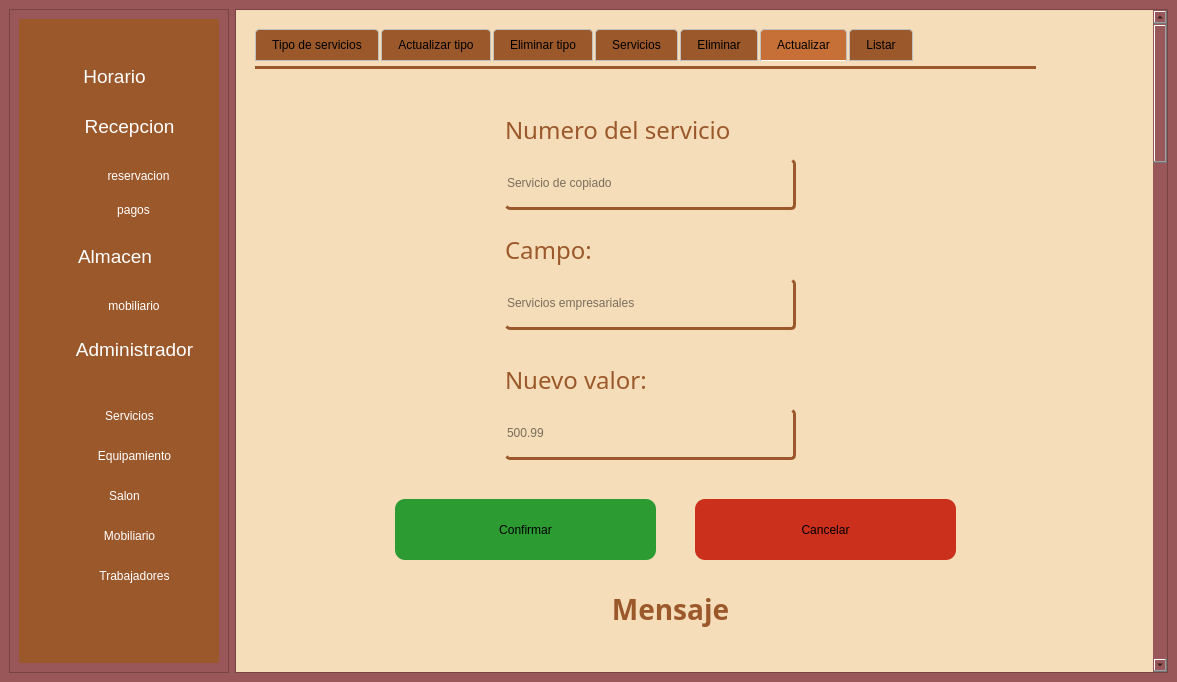
Old version of the form gui/admin_screen.ui in the repository asp-laboratories/BookingRoom_Software.
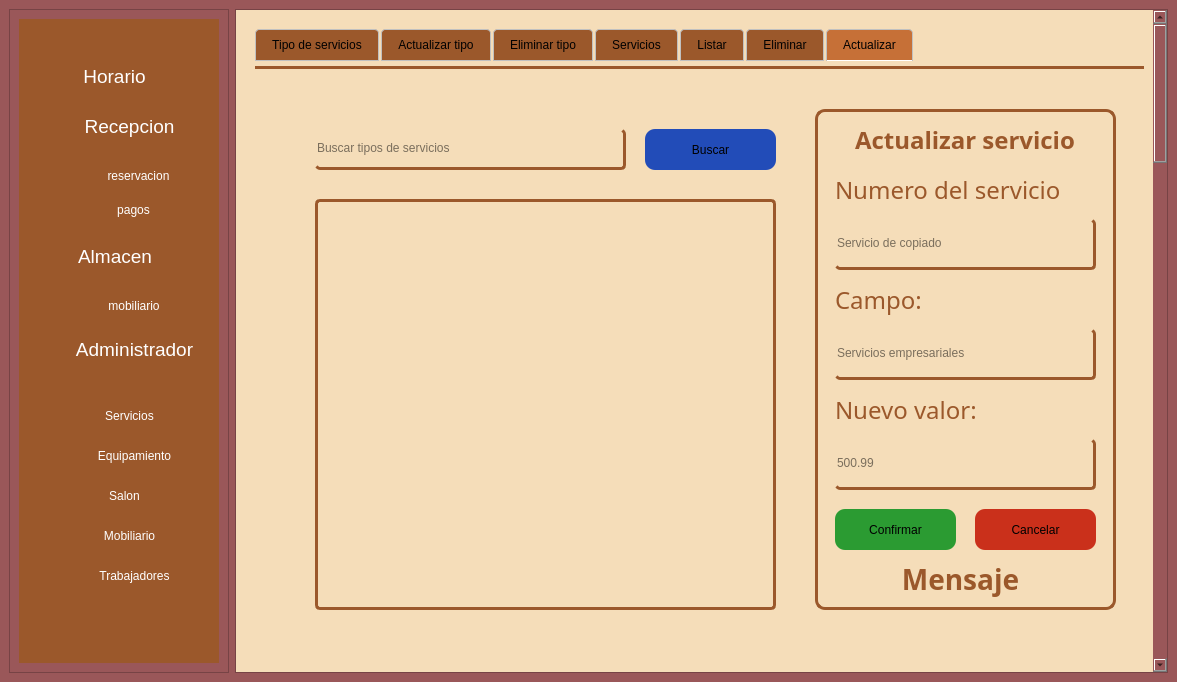
New version of the form. The open tabs and pages were chosen to show the change. Icons and pictures are not drawn.

Commit message: feat(gui): Agregacion de nuevas funcionalidades a la pagina de reservacion y tabs en la mayoria de las paginas

```diff
--- a/gui/admin_screen.ui
+++ b/gui/admin_screen.ui
@@ -679,7 +679,7 @@
              <rect>
               <x>10</x>
               <y>10</y>
-              <width>781</width>
+              <width>911</width>
               <height>661</height>
              </rect>
             </property>
@@ -1089,6 +1089,86 @@
               </property>
              </widget>
             </widget>
+            <widget class="QWidget" name="tab_7">
+             <attribute name="title">
+              <string>Listar</string>
+             </attribute>
+             <widget class="QLineEdit" name="slIngresarBusqueda">
+              <property name="geometry">
+               <rect>
+                <x>60</x>
+                <y>60</y>
+                <width>521</width>
+                <height>41</height>
+               </rect>
+              </property>
+              <property name="styleSheet">
+               <string notr="true">color: rgb(0, 0, 0);
+border-radius: 5px;
+border-bottom: 3px solid rgba(155, 88, 43, 1.0);
+border-right: 3px solid  rgba(155, 88, 43, 1.0);</string>
+              </property>
+              <property name="text">
+               <string/>
+              </property>
+              <property name="placeholderText">
+               <string>Buscar tipos de servicios</string>
+              </property>
+             </widget>
+             <widget class="QPushButton" name="slBuscar">
+              <property name="geometry">
+               <rect>
+                <x>600</x>
+                <y>60</y>
+                <width>161</width>
+                <height>41</height>
+               </rect>
+              </property>
+              <property name="styleSheet">
+               <string notr="true">border-radius: 10px;
+background-color: rgb(38, 96, 255);
+background-color: rgb(34, 76, 184);</string>
+              </property>
+              <property name="text">
+               <string>Buscar</string>
+              </property>
+             </widget>
+             <widget class="QTextEdit" name="sResultadoListar">
+              <property name="enabled">
+               <bool>true</bool>
+              </property>
+              <property name="geometry">
+               <rect>
+                <x>60</x>
+                <y>130</y>
+                <width>701</width>
+                <height>411</height>
+               </rect>
+              </property>
+              <property name="font">
+               <font>
+                <family>Adwaita Sans</family>
+                <pointsize>12</pointsize>
+               </font>
+              </property>
+              <property name="cursor" stdset="0">
+               <cursorShape>IBeamCursor</cursorShape>
+              </property>
+              <property name="styleSheet">
+               <string notr="true">border: unset;
+color: rgb(0, 0, 0);
+border-radius: 5px;
+border: 3px solid rgba(155, 88, 43, 1.0);
+</string>
+              </property>
+              <property name="verticalScrollBarPolicy">
+               <enum>Qt::ScrollBarPolicy::ScrollBarAsNeeded</enum>
+              </property>
+              <property name="readOnly">
+               <bool>true</bool>
+              </property>
+             </widget>
+            </widget>
             <widget class="QWidget" name="tab_5">
              <attribute name="title">
               <string>Eliminar</string>
@@ -1098,85 +1178,73 @@
              <attribute name="title">
               <string>Actualizar</string>
              </attribute>
-             <widget class="QLineEdit" name="sNumeroServicio">
+             <widget class="QFrame" name="frame_3">
               <property name="geometry">
                <rect>
-                <x>250</x>
-                <y>90</y>
-                <width>291</width>
-                <height>51</height>
+                <x>560</x>
+                <y>40</y>
+                <width>301</width>
+                <height>501</height>
                </rect>
               </property>
               <property name="styleSheet">
-               <string notr="true">color: rgb(0, 0, 0);
-border-radius: 5px;
-border-bottom: 3px solid rgba(155, 88, 43, 1.0);
-border-right: 3px solid  rgba(155, 88, 43, 1.0);</string>
+               <string notr="true">border: 3px solid rgb(155, 88, 43);
+border-radius: 10px;</string>
               </property>
-              <property name="text">
-               <string/>
+              <property name="frameShape">
+               <enum>QFrame::Shape::StyledPanel</enum>
               </property>
-              <property name="placeholderText">
-               <string>Servicio de copiado</string>
+              <property name="frameShadow">
+               <enum>QFrame::Shadow::Raised</enum>
               </property>
-             </widget>
-             <widget class="QLineEdit" name="sCampo">
+              <widget class="QPushButton" name="sCancelarAct">
               <property name="geometry">
                <rect>
-                <x>250</x>
-                <y>210</y>
-                <width>291</width>
-                <height>51</height>
+                 <x>160</x>
+                 <y>400</y>
+                 <width>121</width>
+                 <height>41</height>
                </rect>
               </property>
               <property name="styleSheet">
-               <string notr="true">color: rgb(0, 0, 0);
-border-radius: 5px;
-border-bottom: 3px solid rgba(155, 88, 43, 1.0);
-border-right: 3px solid  rgba(155, 88, 43, 1.0);</string>
+                <string notr="true">border: unset;
+border-radius: 10px;
+background-color: #CA301B;</string>
               </property>
               <property name="text">
-               <string/>
-              </property>
-              <property name="placeholderText">
-               <string>Servicios empresariales</string>
-              </property>
-             </widget>
-             <widget class="QLabel" name="label_9">
+                <string>Cancelar</string>
+               </property>
+              </widget>
+              <widget class="QPushButton" name="sConfirmarAct">
               <property name="geometry">
                <rect>
-                <x>250</x>
-                <y>160</y>
-                <width>291</width>
+                 <x>20</x>
+                 <y>400</y>
+                 <width>121</width>
                 <height>41</height>
                </rect>
               </property>
-              <property name="font">
-               <font>
-                <family>Adwaita Sans</family>
-                <pointsize>18</pointsize>
-                <bold>false</bold>
-               </font>
-              </property>
               <property name="styleSheet">
-               <string notr="true">color: rgba(155, 88, 43, 1.0);
-</string>
+                <string notr="true">border: unset;
+border-radius: 10px;
+background-color: #2B9B32;</string>
               </property>
               <property name="text">
-               <string>Campo:</string>
+                <string>Confirmar</string>
               </property>
              </widget>
              <widget class="QLineEdit" name="sNuevoValor">
               <property name="geometry">
                <rect>
-                <x>250</x>
-                <y>340</y>
-                <width>291</width>
+                 <x>20</x>
+                 <y>330</y>
+                 <width>261</width>
                 <height>51</height>
                </rect>
               </property>
               <property name="styleSheet">
-               <string notr="true">color: rgb(0, 0, 0);
+                <string notr="true">border: unset;
+color: rgb(0, 0, 0);
 border-radius: 5px;
 border-bottom: 3px solid rgba(155, 88, 43, 1.0);
 border-right: 3px solid  rgba(155, 88, 43, 1.0);</string>
@@ -1191,9 +1259,9 @@
              <widget class="QLabel" name="label_10">
               <property name="geometry">
                <rect>
-                <x>250</x>
-                <y>290</y>
-                <width>291</width>
+                 <x>20</x>
+                 <y>280</y>
+                 <width>221</width>
                 <height>41</height>
                </rect>
               </property>
@@ -1205,19 +1273,43 @@
                </font>
               </property>
               <property name="styleSheet">
-               <string notr="true">color: rgba(155, 88, 43, 1.0);
+                <string notr="true">border: unset;
+color: rgba(155, 88, 43, 1.0);
 </string>
               </property>
               <property name="text">
                <string>Nuevo valor:</string>
               </property>
              </widget>
-             <widget class="QLabel" name="label_11">
+              <widget class="QLineEdit" name="sCampo">
               <property name="geometry">
                <rect>
-                <x>250</x>
-                <y>40</y>
-                <width>291</width>
+                 <x>20</x>
+                 <y>220</y>
+                 <width>261</width>
+                 <height>51</height>
+                </rect>
+               </property>
+               <property name="styleSheet">
+                <string notr="true">border: unset;
+color: rgb(0, 0, 0);
+border-radius: 5px;
+border-bottom: 3px solid rgba(155, 88, 43, 1.0);
+border-right: 3px solid  rgba(155, 88, 43, 1.0);</string>
+               </property>
+               <property name="text">
+                <string/>
+               </property>
+               <property name="placeholderText">
+                <string>Servicios empresariales</string>
+               </property>
+              </widget>
+              <widget class="QLabel" name="label_9">
+               <property name="geometry">
+                <rect>
+                 <x>20</x>
+                 <y>170</y>
+                 <width>131</width>
                 <height>41</height>
                </rect>
               </property>
@@ -1229,52 +1321,42 @@
                </font>
               </property>
               <property name="styleSheet">
-               <string notr="true">color: rgba(155, 88, 43, 1.0);
+                <string notr="true">border: unset;
+color: rgba(155, 88, 43, 1.0);
 </string>
               </property>
               <property name="text">
-               <string>Numero del servicio</string>
-              </property>
-             </widget>
-             <widget class="QPushButton" name="sConfirmarAct">
+                <string>Campo:</string>
+               </property>
+              </widget>
+              <widget class="QLineEdit" name="sNumeroServicio">
               <property name="geometry">
                <rect>
-                <x>140</x>
-                <y>430</y>
+                 <x>20</x>
+                 <y>110</y>
                 <width>261</width>
-                <height>61</height>
+                 <height>51</height>
                </rect>
               </property>
               <property name="styleSheet">
-               <string notr="true">border-radius: 10px;
-background-color: #2B9B32;</string>
+                <string notr="true">border: unset;
+color: rgb(0, 0, 0);
+border-radius: 5px;
+border-bottom: 3px solid rgba(155, 88, 43, 1.0);
+border-right: 3px solid  rgba(155, 88, 43, 1.0);</string>
               </property>
               <property name="text">
-               <string>Confirmar</string>
-              </property>
-             </widget>
-             <widget class="QPushButton" name="sCancelarAct">
-              <property name="geometry">
-               <rect>
-                <x>440</x>
-                <y>430</y>
-                <width>261</width>
-                <height>61</height>
-               </rect>
-              </property>
-              <property name="styleSheet">
-               <string notr="true">border-radius: 10px;
-background-color: #CA301B;</string>
-              </property>
-              <property name="text">
-               <string>Cancelar</string>
+                <string/>
+               </property>
+               <property name="placeholderText">
+                <string>Servicio de copiado</string>
               </property>
              </widget>
              <widget class="QLabel" name="sMensajeAct">
               <property name="geometry">
                <rect>
-                <x>290</x>
-                <y>520</y>
+                 <x>20</x>
+                 <y>450</y>
                 <width>251</width>
                 <height>41</height>
                </rect>
@@ -1287,18 +1369,140 @@
                </font>
               </property>
               <property name="styleSheet">
-               <string notr="true">color: rgba(155, 88, 43, 1.0);
+                <string notr="true">border: unset;
+color: rgba(155, 88, 43, 1.0);
 font-size: 28px;</string>
               </property>
               <property name="text">
                <string>&lt;html&gt;&lt;head/&gt;&lt;body&gt;&lt;p align=&quot;center&quot;&gt;&lt;span style=&quot; font-size:21pt;&quot;&gt;Mensaje&lt;/span&gt;&lt;/p&gt;&lt;/body&gt;&lt;/html&gt;</string>
               </property>
              </widget>
-            </widget>
-            <widget class="QWidget" name="tab_7">
-             <attribute name="title">
-              <string>Listar</string>
-             </attribute>
+              <widget class="QLabel" name="label_11">
+               <property name="geometry">
+                <rect>
+                 <x>20</x>
+                 <y>60</y>
+                 <width>261</width>
+                 <height>41</height>
+                </rect>
+               </property>
+               <property name="font">
+                <font>
+                 <family>Adwaita Sans</family>
+                 <pointsize>18</pointsize>
+                 <bold>false</bold>
+                </font>
+               </property>
+               <property name="styleSheet">
+                <string notr="true">border: unset;
+color: rgba(155, 88, 43, 1.0);
+</string>
+               </property>
+               <property name="text">
+                <string>Numero del servicio</string>
+               </property>
+              </widget>
+              <widget class="QLabel" name="label_31">
+               <property name="geometry">
+                <rect>
+                 <x>40</x>
+                 <y>10</y>
+                 <width>221</width>
+                 <height>41</height>
+                </rect>
+               </property>
+               <property name="font">
+                <font>
+                 <family>Adwaita Sans</family>
+                 <pointsize>18</pointsize>
+                 <bold>true</bold>
+                </font>
+               </property>
+               <property name="styleSheet">
+                <string notr="true">border: none;
+color: rgba(155, 88, 43, 1.0);
+</string>
+               </property>
+               <property name="text">
+                <string>Actualizar servicio</string>
+               </property>
+              </widget>
+             </widget>
+             <widget class="QTextEdit" name="sResultadoListar_3">
+              <property name="enabled">
+               <bool>true</bool>
+              </property>
+              <property name="geometry">
+               <rect>
+                <x>60</x>
+                <y>130</y>
+                <width>461</width>
+                <height>411</height>
+               </rect>
+              </property>
+              <property name="font">
+               <font>
+                <family>Adwaita Sans</family>
+                <pointsize>12</pointsize>
+               </font>
+              </property>
+              <property name="cursor" stdset="0">
+               <cursorShape>IBeamCursor</cursorShape>
+              </property>
+              <property name="styleSheet">
+               <string notr="true">border: unset;
+color: rgb(0, 0, 0);
+border-radius: 5px;
+border: 3px solid rgba(155, 88, 43, 1.0);
+</string>
+              </property>
+              <property name="verticalScrollBarPolicy">
+               <enum>Qt::ScrollBarPolicy::ScrollBarAsNeeded</enum>
+              </property>
+              <property name="readOnly">
+               <bool>true</bool>
+              </property>
+             </widget>
+             <widget class="QLineEdit" name="slIngresarBusqueda_3">
+              <property name="geometry">
+               <rect>
+                <x>60</x>
+                <y>60</y>
+                <width>311</width>
+                <height>41</height>
+               </rect>
+              </property>
+              <property name="styleSheet">
+               <string notr="true">color: rgb(0, 0, 0);
+border-radius: 5px;
+border-bottom: 3px solid rgba(155, 88, 43, 1.0);
+border-right: 3px solid  rgba(155, 88, 43, 1.0);</string>
+              </property>
+              <property name="text">
+               <string/>
+              </property>
+              <property name="placeholderText">
+               <string>Buscar tipos de servicios</string>
+              </property>
+             </widget>
+             <widget class="QPushButton" name="slBuscar_3">
+              <property name="geometry">
+               <rect>
+                <x>390</x>
+                <y>60</y>
+                <width>131</width>
+                <height>41</height>
+               </rect>
+              </property>
+              <property name="styleSheet">
+               <string notr="true">border-radius: 10px;
+background-color: rgb(38, 96, 255);
+background-color: rgb(34, 76, 184);</string>
+              </property>
+              <property name="text">
+               <string>Buscar</string>
+              </property>
+             </widget>
             </widget>
            </widget>
           </widget>
```
Left out of the diff: 861 changed lines with no effect on the pictures. Lines whose indentation alone changed are shown as unchanged. The commit also changes 4 other files.
